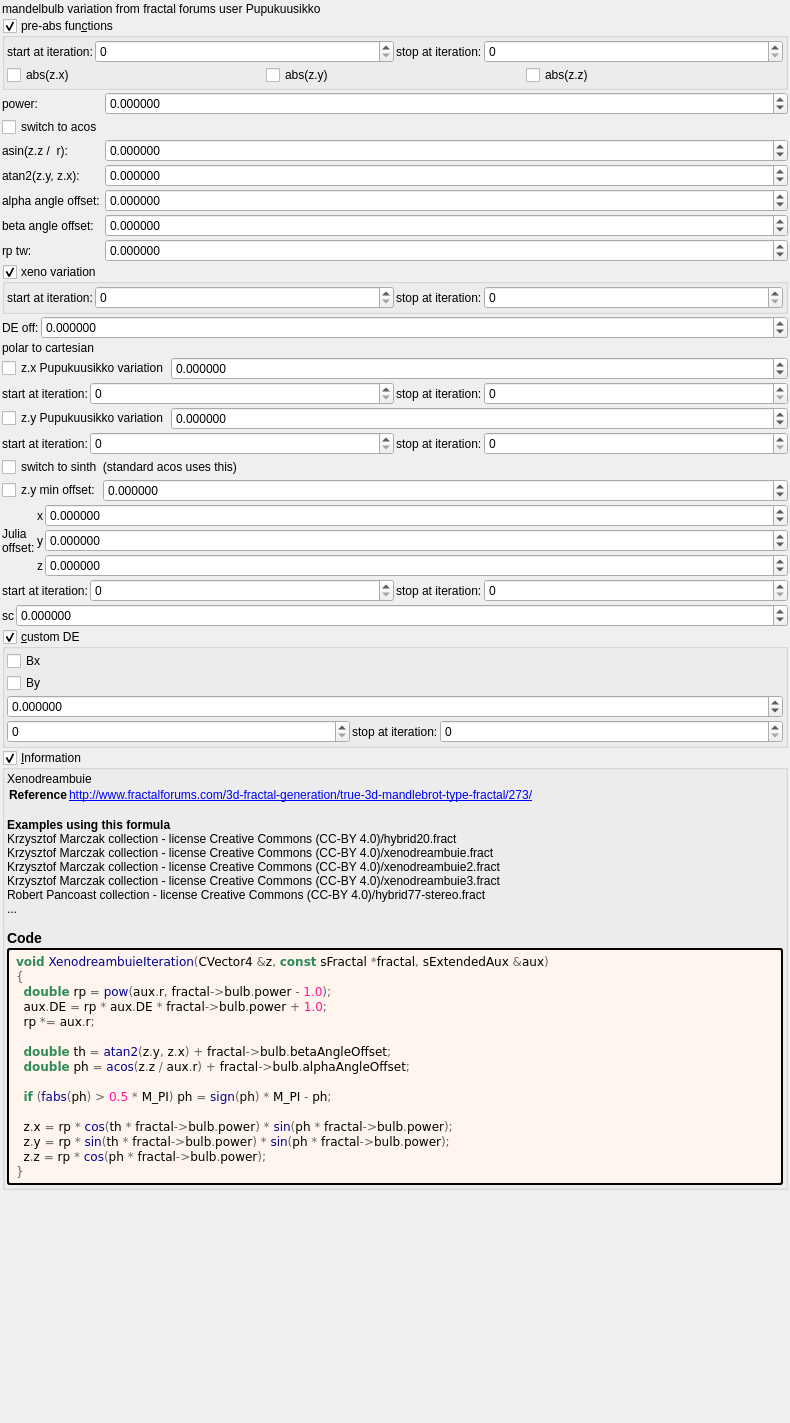
Qt form mandelbulber2/formula/ui/mandelbulb_pupuku.ui (buddhi1980/mandelbulber2) before a commit.
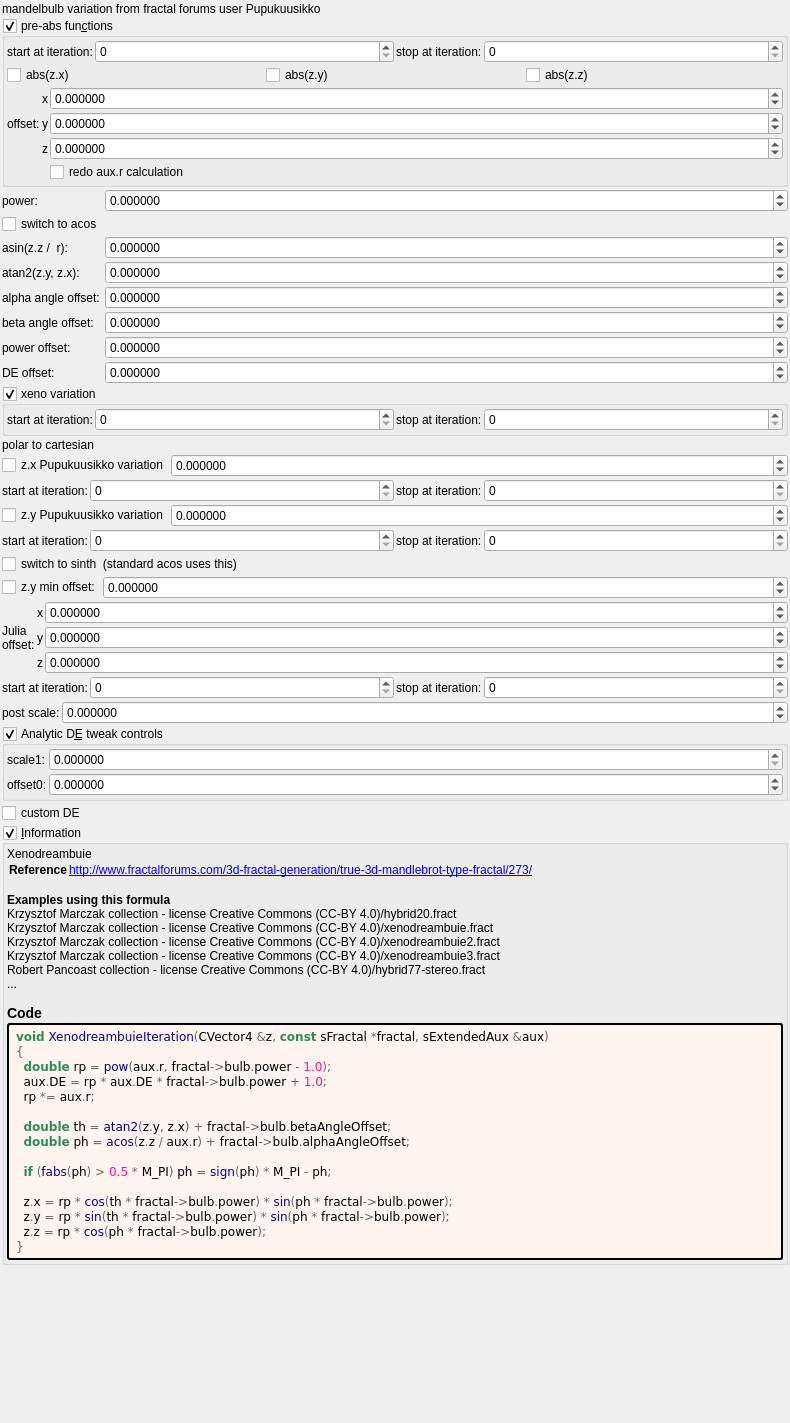
The same form after that commit. Custom widgets are drawn as their Qt base class.

Patch:
```diff
--- a/mandelbulber2/formula/ui/mandelbulb_pupuku.ui
+++ b/mandelbulber2/formula/ui/mandelbulb_pupuku.ui
@@ -44,7 +44,7 @@
      <property name="checkable">
       <bool>true</bool>
      </property>
-     <layout class="QVBoxLayout" name="verticalLayout_12" stretch="0,0">
+     <layout class="QVBoxLayout" name="verticalLayout_12" stretch="0,0,0">
       <property name="spacing">
        <number>2</number>
       </property>
@@ -135,6 +135,132 @@
         </item>
        </layout>
       </item>
+      <item>
+       <layout class="QGridLayout" name="gridLayout_15" columnstretch="0,0,1">
+        <property name="spacing">
+         <number>2</number>
+        </property>
+        <item row="0" column="2">
+         <widget class="MyDoubleSpinBox" name="spinbox3_transf_offsetA_000_x">
+          <property name="sizePolicy">
+           <sizepolicy hsizetype="Minimum" vsizetype="Maximum">
+            <horstretch>0</horstretch>
+            <verstretch>0</verstretch>
+           </sizepolicy>
+          </property>
+          <property name="prefix">
+           <string/>
+          </property>
+          <property name="suffix">
+           <string/>
+          </property>
+          <property name="decimals">
+           <number>6</number>
+          </property>
+          <property name="minimum">
+           <double>-99.989999999999995</double>
+          </property>
+          <property name="maximum">
+           <double>99.989999999999995</double>
+          </property>
+          <property name="singleStep">
+           <double>0.100000000000000</double>
+          </property>
+         </widget>
+        </item>
+        <item row="0" column="0" rowspan="3">
+         <widget class="QLabel" name="label_264">
+          <property name="text">
+           <string>offset:</string>
+          </property>
+         </widget>
+        </item>
+        <item row="0" column="1">
+         <widget class="QLabel" name="label_115">
+          <property name="text">
+           <string notr="true">x</string>
+          </property>
+         </widget>
+        </item>
+        <item row="2" column="2">
+         <widget class="MyDoubleSpinBox" name="spinbox3_transf_offsetA_000_z">
+          <property name="sizePolicy">
+           <sizepolicy hsizetype="Minimum" vsizetype="Maximum">
+            <horstretch>0</horstretch>
+            <verstretch>0</verstretch>
+           </sizepolicy>
+          </property>
+          <property name="prefix">
+           <string/>
+          </property>
+          <property name="suffix">
+           <string/>
+          </property>
+          <property name="decimals">
+           <number>6</number>
+          </property>
+          <property name="minimum">
+           <double>-99.989999999999995</double>
+          </property>
+          <property name="maximum">
+           <double>99.989999999999995</double>
+          </property>
+          <property name="singleStep">
+           <double>0.100000000000000</double>
+          </property>
+         </widget>
+        </item>
+        <item row="2" column="1">
+         <widget class="QLabel" name="label_122">
+          <property name="text">
+           <string notr="true">z</string>
+          </property>
+         </widget>
+        </item>
+        <item row="1" column="2">
+         <widget class="MyDoubleSpinBox" name="spinbox3_transf_offsetA_000_y">
+          <property name="sizePolicy">
+           <sizepolicy hsizetype="Minimum" vsizetype="Maximum">
+            <horstretch>0</horstretch>
+            <verstretch>0</verstretch>
+           </sizepolicy>
+          </property>
+          <property name="prefix">
+           <string/>
+          </property>
+          <property name="suffix">
+           <string/>
+          </property>
+          <property name="decimals">
+           <number>6</number>
+          </property>
+          <property name="minimum">
+           <double>-99.989999999999995</double>
+          </property>
+          <property name="maximum">
+           <double>99.989999999999995</double>
+          </property>
+          <property name="singleStep">
+           <double>0.100000000000000</double>
+          </property>
+         </widget>
+        </item>
+        <item row="1" column="1">
+         <widget class="QLabel" name="label_123">
+          <property name="text">
+           <string notr="true">y</string>
+          </property>
+         </widget>
+        </item>
+        <item row="3" column="2">
+         <widget class="MyCheckBox" name="checkBox_transf_function_enabledT_false">
+          <property name="text">
+           <string notr="true">redo aux.r calculation</string>
+          </property>
+         </widget>
+        </item>
+       </layout>
+      </item>
      </layout>
     </widget>
    </item>
@@ -143,10 +269,66 @@
      <property name="spacing">
       <number>2</number>
      </property>
-     <item row="3" column="0">
-      <widget class="QLabel" name="label_10">
+     <item row="2" column="0">
+      <widget class="MyCheckBox" name="checkBox_transf_function_enabledSw_false">
        <property name="text">
-        <string>asin(z.z /  r):</string>
+        <string notr="true">switch to acos</string>
+       </property>
+      </widget>
+     </item>
+     <item row="6" column="1">
+      <widget class="MyDoubleSpinBox" name="spinboxd_beta_angle_offset">
+       <property name="sizePolicy">
+        <sizepolicy hsizetype="Minimum" vsizetype="Maximum">
+         <horstretch>0</horstretch>
+         <verstretch>0</verstretch>
+        </sizepolicy>
+       </property>
+       <property name="prefix">
+        <string/>
+       </property>
+       <property name="suffix">
+        <string/>
+       </property>
+       <property name="decimals">
+        <number>6</number>
+       </property>
+       <property name="minimum">
+        <double>-36000.000000000000000</double>
+       </property>
+       <property name="maximum">
+        <double>36000.000000000000000</double>
+       </property>
+       <property name="singleStep">
+        <double>0.100000000000000</double>
+       </property>
+      </widget>
+     </item>
+     <item row="1" column="1">
+      <widget class="MyDoubleSpinBox" name="spinbox_power">
+       <property name="sizePolicy">
+        <sizepolicy hsizetype="Minimum" vsizetype="Maximum">
+         <horstretch>0</horstretch>
+         <verstretch>0</verstretch>
+        </sizepolicy>
+       </property>
+       <property name="prefix">
+        <string/>
+       </property>
+       <property name="suffix">
+        <string/>
+       </property>
+       <property name="decimals">
+        <number>6</number>
+       </property>
+       <property name="minimum">
+        <double>-99.989999999999995</double>
+       </property>
+       <property name="maximum">
+        <double>99.989999999999995</double>
+       </property>
+       <property name="singleStep">
+        <double>0.100000000000000</double>
        </property>
       </widget>
      </item>
@@ -206,34 +388,6 @@
        </property>
       </widget>
      </item>
-     <item row="5" column="1">
-      <widget class="MyDoubleSpinBox" name="spinboxd_alpha_angle_offset">
-       <property name="sizePolicy">
-        <sizepolicy hsizetype="Minimum" vsizetype="Maximum">
-         <horstretch>0</horstretch>
-         <verstretch>0</verstretch>
-        </sizepolicy>
-       </property>
-       <property name="prefix">
-        <string/>
-       </property>
-       <property name="suffix">
-        <string/>
-       </property>
-       <property name="decimals">
-        <number>6</number>
-       </property>
-       <property name="minimum">
-        <double>-36000.000000000000000</double>
-       </property>
-       <property name="maximum">
-        <double>36000.000000000000000</double>
-       </property>
-       <property name="singleStep">
-        <double>0.100000000000000</double>
-       </property>
-      </widget>
-     </item>
      <item row="4" column="0">
       <widget class="QLabel" name="label_11">
        <property name="text">
@@ -241,6 +395,62 @@
        </property>
       </widget>
      </item>
+     <item row="5" column="1">
+      <widget class="MyDoubleSpinBox" name="spinboxd_alpha_angle_offset">
+       <property name="sizePolicy">
+        <sizepolicy hsizetype="Minimum" vsizetype="Maximum">
+         <horstretch>0</horstretch>
+         <verstretch>0</verstretch>
+        </sizepolicy>
+       </property>
+       <property name="prefix">
+        <string/>
+       </property>
+       <property name="suffix">
+        <string/>
+       </property>
+       <property name="decimals">
+        <number>6</number>
+       </property>
+       <property name="minimum">
+        <double>-36000.000000000000000</double>
+       </property>
+       <property name="maximum">
+        <double>36000.000000000000000</double>
+       </property>
+       <property name="singleStep">
+        <double>0.100000000000000</double>
+       </property>
+      </widget>
+     </item>
+     <item row="3" column="1">
+      <widget class="MyDoubleSpinBox" name="spinbox_transf_scaleA_1">
+       <property name="sizePolicy">
+        <sizepolicy hsizetype="Minimum" vsizetype="Maximum">
+         <horstretch>0</horstretch>
+         <verstretch>0</verstretch>
+        </sizepolicy>
+       </property>
+       <property name="prefix">
+        <string/>
+       </property>
+       <property name="suffix">
+        <string/>
+       </property>
+       <property name="decimals">
+        <number>6</number>
+       </property>
+       <property name="minimum">
+        <double>-99.989999999999995</double>
+       </property>
+       <property name="maximum">
+        <double>99.989999999999995</double>
+       </property>
+       <property name="singleStep">
+        <double>0.100000000000000</double>
+       </property>
+      </widget>
+     </item>
      <item row="6" column="0">
       <widget class="QLabel" name="label_9">
        <property name="text">
@@ -248,10 +458,17 @@
        </property>
       </widget>
      </item>
+     <item row="3" column="0">
+      <widget class="QLabel" name="label_10">
+       <property name="text">
+        <string>asin(z.z /  r):</string>
+       </property>
+      </widget>
+     </item>
      <item row="7" column="0">
       <widget class="QLabel" name="label_13">
        <property name="text">
-        <string>rp tw:</string>
+        <string>power offset:</string>
        </property>
       </widget>
      </item>
@@ -262,34 +479,6 @@
        </property>
       </widget>
      </item>
-     <item row="1" column="1">
-      <widget class="MyDoubleSpinBox" name="spinbox_power">
-       <property name="sizePolicy">
-        <sizepolicy hsizetype="Minimum" vsizetype="Maximum">
-         <horstretch>0</horstretch>
-         <verstretch>0</verstretch>
-        </sizepolicy>
-       </property>
-       <property name="prefix">
-        <string/>
-       </property>
-       <property name="suffix">
-        <string/>
-       </property>
-       <property name="decimals">
-        <number>6</number>
-       </property>
-       <property name="minimum">
-        <double>-99.989999999999995</double>
-       </property>
-       <property name="maximum">
-        <double>99.989999999999995</double>
-       </property>
-       <property name="singleStep">
-        <double>0.100000000000000</double>
-       </property>
-      </widget>
-     </item>
      <item row="1" column="0">
       <widget class="QLabel" name="label_12">
        <property name="text">
@@ -297,36 +486,8 @@
        </property>
       </widget>
      </item>
-     <item row="6" column="1">
-      <widget class="MyDoubleSpinBox" name="spinboxd_beta_angle_offset">
-       <property name="sizePolicy">
-        <sizepolicy hsizetype="Minimum" vsizetype="Maximum">
-         <horstretch>0</horstretch>
-         <verstretch>0</verstretch>
-        </sizepolicy>
-       </property>
-       <property name="prefix">
-        <string/>
-       </property>
-       <property name="suffix">
-        <string/>
-       </property>
-       <property name="decimals">
-        <number>6</number>
-       </property>
-       <property name="minimum">
-        <double>-36000.000000000000000</double>
-       </property>
-       <property name="maximum">
-        <double>36000.000000000000000</double>
-       </property>
-       <property name="singleStep">
-        <double>0.100000000000000</double>
-       </property>
-      </widget>
-     </item>
-     <item row="3" column="1">
-      <widget class="MyDoubleSpinBox" name="spinbox_transf_scaleA_1">
+     <item row="8" column="1">
+      <widget class="MyDoubleSpinBox" name="spinbox_analyticDE_offset_1">
        <property name="sizePolicy">
         <sizepolicy hsizetype="Minimum" vsizetype="Maximum">
          <horstretch>0</horstretch>
@@ -353,10 +514,10 @@
        </property>
       </widget>
      </item>
-     <item row="2" column="0">
-      <widget class="MyCheckBox" name="checkBox_transf_function_enabledSw_false">
+     <item row="8" column="0">
+      <widget class="QLabel" name="label_14">
        <property name="text">
-        <string notr="true">switch to acos</string>
+        <string>DE offset:</string>
        </property>
       </widget>
      </item>
@@ -439,45 +600,6 @@
      </layout>
     </widget>
    </item>
-   <item>
-    <layout class="QHBoxLayout" name="horizontalLayout_23" stretch="0,1">
-     <item>
-      <widget class="QLabel" name="label_14">
-       <property name="text">
-        <string>DE off:</string>
-       </property>
-      </widget>
-     </item>
-     <item>
-      <widget class="MyDoubleSpinBox" name="spinbox_analyticDE_offset_1">
-       <property name="sizePolicy">
-        <sizepolicy hsizetype="Minimum" vsizetype="Maximum">
-         <horstretch>0</horstretch>
-         <verstretch>0</verstretch>
-        </sizepolicy>
-       </property>
-       <property name="prefix">
-        <string/>
-       </property>
-       <property name="suffix">
-        <string/>
-       </property>
-       <property name="decimals">
-        <number>6</number>
-       </property>
-       <property name="minimum">
-        <double>-99.989999999999995</double>
-       </property>
-       <property name="maximum">
-        <double>99.989999999999995</double>
-       </property>
-       <property name="singleStep">
-        <double>0.100000000000000</double>
-       </property>
-      </widget>
-     </item>
-    </layout>
-   </item>
    <item>
     <widget class="QLabel" name="label_77">
      <property name="text">
@@ -884,7 +1006,7 @@
      <item>
       <widget class="QLabel" name="label_101">
        <property name="text">
-        <string>sc</string>
+        <string>post scale:</string>
        </property>
       </widget>
      </item>
@@ -919,14 +1041,14 @@
     </layout>
    </item>
    <item>
-    <widget class="MyGroupBox" name="groupCheck_transf_function_enabledC_false">
+    <widget class="MyGroupBox" name="groupCheck_analyticDE_enabled_false">
      <property name="title">
-      <string>&amp;custom DE</string>
+      <string>Analytic D&amp;E tweak controls</string>
      </property>
      <property name="checkable">
       <bool>true</bool>
      </property>
-     <layout class="QVBoxLayout" name="verticalLayout_11" stretch="0,0,0,0">
+     <layout class="QVBoxLayout" name="verticalLayout_14" stretch="0">
       <property name="spacing">
        <number>2</number>
       </property>
@@ -943,85 +1065,77 @@
        <number>2</number>
       </property>
       <item>
-       <widget class="MyCheckBox" name="checkBox_transf_function_enabledBx_false">
-        <property name="text">
-         <string notr="true">Bx</string>
+       <layout class="QGridLayout" name="gridLayout_27" columnstretch="0,0,1">
+        <property name="spacing">
+         <number>2</number>
         </property>
-       </widget>
-      </item>
-      <item>
-       <widget class="MyCheckBox" name="checkBox_transf_function_enabledBy_false">
-        <property name="text">
-         <string notr="true">By</string>
-        </property>
-       </widget>
-      </item>
-      <item>
-       <widget class="MyDoubleSpinBox" name="spinbox_transf_scale_05">
-        <property name="sizePolicy">
-         <sizepolicy hsizetype="Minimum" vsizetype="Maximum">
-          <horstretch>0</horstretch>
-          <verstretch>0</verstretch>
-         </sizepolicy>
-        </property>
-        <property name="prefix">
-         <string/>
-        </property>
-        <property name="suffix">
-         <string/>
-        </property>
-        <property name="decimals">
-         <number>6</number>
-        </property>
-        <property name="minimum">
-         <double>-99.989999999999995</double>
-        </property>
-        <property name="maximum">
-         <double>99.989999999999995</double>
-        </property>
-        <property name="singleStep">
-         <double>0.100000000000000</double>
-        </property>
-       </widget>
-      </item>
-      <item>
-       <layout class="QHBoxLayout" name="horizontalLayout_3" stretch="1,0,1">
-        <item>
-         <widget class="MySpinBox" name="spinboxInt_transf_start_iterations_C">
+        <item row="1" column="2">
+         <widget class="MyDoubleSpinBox" name="spinbox_analyticDE_offset_0">
           <property name="sizePolicy">
            <sizepolicy hsizetype="Minimum" vsizetype="Maximum">
             <horstretch>0</horstretch>
             <verstretch>0</verstretch>
            </sizepolicy>
           </property>
+          <property name="prefix">
+           <string/>
+          </property>
+          <property name="suffix">
+           <string/>
+          </property>
+          <property name="decimals">
+           <number>6</number>
+          </property>
           <property name="minimum">
-           <number>0</number>
+           <double>-99.989999999999995</double>
           </property>
           <property name="maximum">
-           <number>999</number>
+           <double>99.989999999999995</double>
           </property>
-          <property name="value">
-           <number>0</number>
+          <property name="singleStep">
+           <double>0.100000000000000</double>
           </property>
          </widget>
         </item>
-        <item>
-         <widget class="QLabel" name="label_60">
-          <property name="text">
-           <string>stop at iteration:</string>
-          </property>
-         </widget>
-        </item>
-        <item>
-         <widget class="MySpinBox" name="spinboxInt_transf_stop_iterations_C">
+        <item row="0" column="2">
+         <widget class="MyDoubleSpinBox" name="spinbox_analyticDE_scale_1">
           <property name="sizePolicy">
-           <sizepolicy hsizetype="Preferred" vsizetype="Maximum">
+           <sizepolicy hsizetype="Minimum" vsizetype="Maximum">
             <horstretch>0</horstretch>
             <verstretch>0</verstretch>
            </sizepolicy>
           </property>
+          <property name="prefix">
+           <string/>
+          </property>
+          <property name="suffix">
+           <string/>
+          </property>
+          <property name="decimals">
+           <number>6</number>
+          </property>
+          <property name="minimum">
+           <double>0.000000000000000</double>
+          </property>
           <property name="maximum">
-           <number>999</number>
+           <double>99.989999999999995</double>
+          </property>
+          <property name="singleStep">
+           <double>0.100000000000000</double>
+          </property>
+         </widget>
+        </item>
+        <item row="0" column="0" colspan="2">
+         <widget class="QLabel" name="label_182">
+          <property name="text">
+           <string>scale1:</string>
+          </property>
+         </widget>
+        </item>
+        <item row="1" column="0" colspan="2">
+         <widget class="QLabel" name="label_177">
+          <property name="text">
+           <string>offset0:</string>
           </property>
          </widget>
         </item>
@@ -1030,6 +1144,13 @@
      </layout>
     </widget>
    </item>
+   <item>
+    <widget class="MyCheckBox" name="checkBox_transf_function_enabledC_false">
+     <property name="text">
+      <string notr="true">custom DE</string>
+     </property>
+    </widget>
+   </item>
    <item>
     <widget class="MyGroupBox" name="groupCheck_info">
      <property name="title">
```
